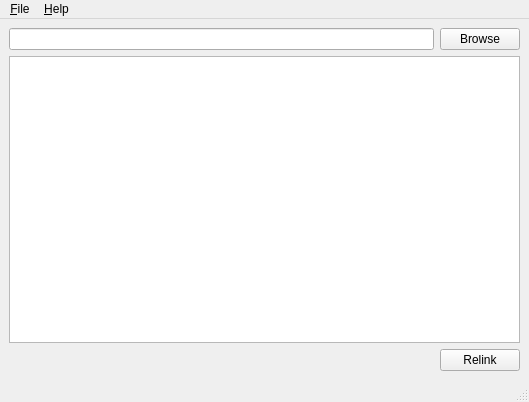
The window that MainWindow.ui (northriverboats/excel-refresh-links) describes before a commit, drawn with Qt 5.
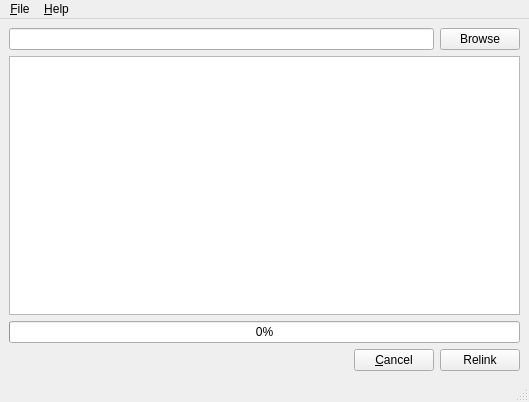
The same window after the commit.

The edit to the form file:
```diff
--- a/MainWindow.ui
+++ b/MainWindow.ui
@@ -15,7 +15,10 @@
   </property>
   <widget class="QWidget" name="centralwidget">
    <layout class="QGridLayout" name="gridLayout">
-    <item row="2" column="0">
+    <item row="3" column="0">
+     <layout class="QHBoxLayout" name="horizontalLayout"/>
+    </item>
+    <item row="4" column="0">
      <layout class="QHBoxLayout" name="horizontalLayout_8">
       <item>
        <spacer name="horizontalSpacer">
@@ -30,6 +33,16 @@
         </property>
        </spacer>
       </item>
+      <item>
+       <widget class="QPushButton" name="btnCancel">
+        <property name="text">
+         <string>&amp;Cancel</string>
+        </property>
+        <property name="shortcut">
+         <string>Ctrl+C</string>
+        </property>
+       </widget>
+      </item>
       <item>
        <widget class="QPushButton" name="btnRelink">
         <property name="text">
@@ -59,6 +72,13 @@
     <item row="1" column="0">
      <widget class="QTextEdit" name="teOutput"/>
     </item>
+    <item row="2" column="0">
+     <widget class="QProgressBar" name="progressBar">
+      <property name="value">
+       <number>0</number>
+      </property>
+     </widget>
+    </item>
    </layout>
   </widget>
   <widget class="QMenuBar" name="menubar">
```
